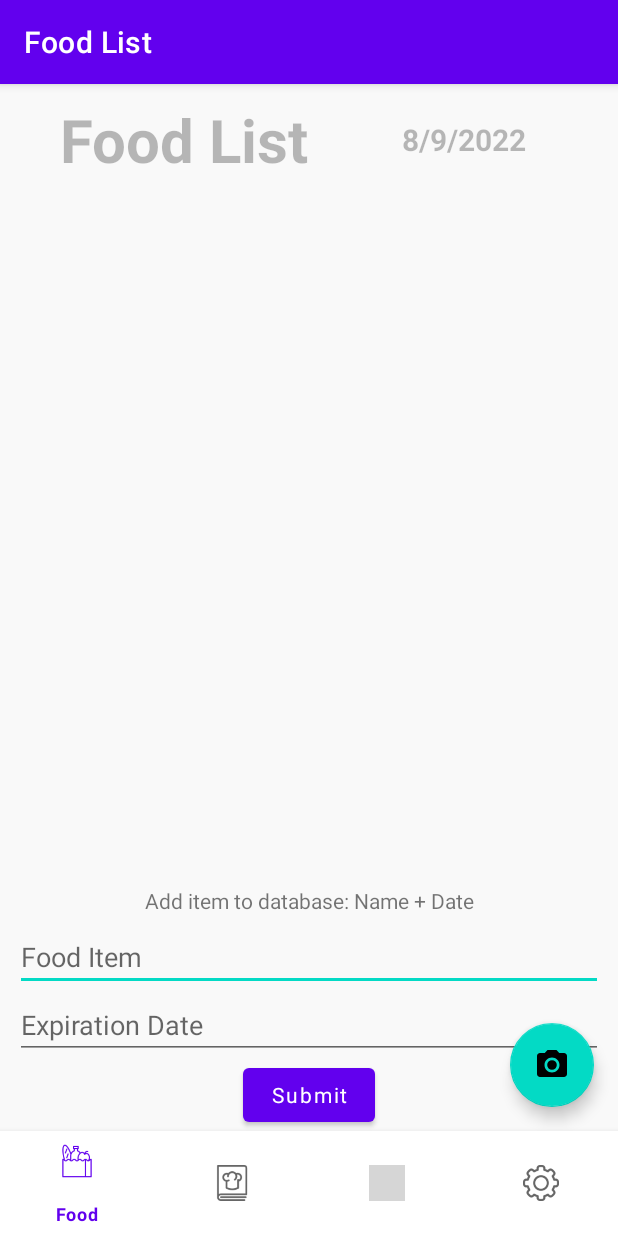
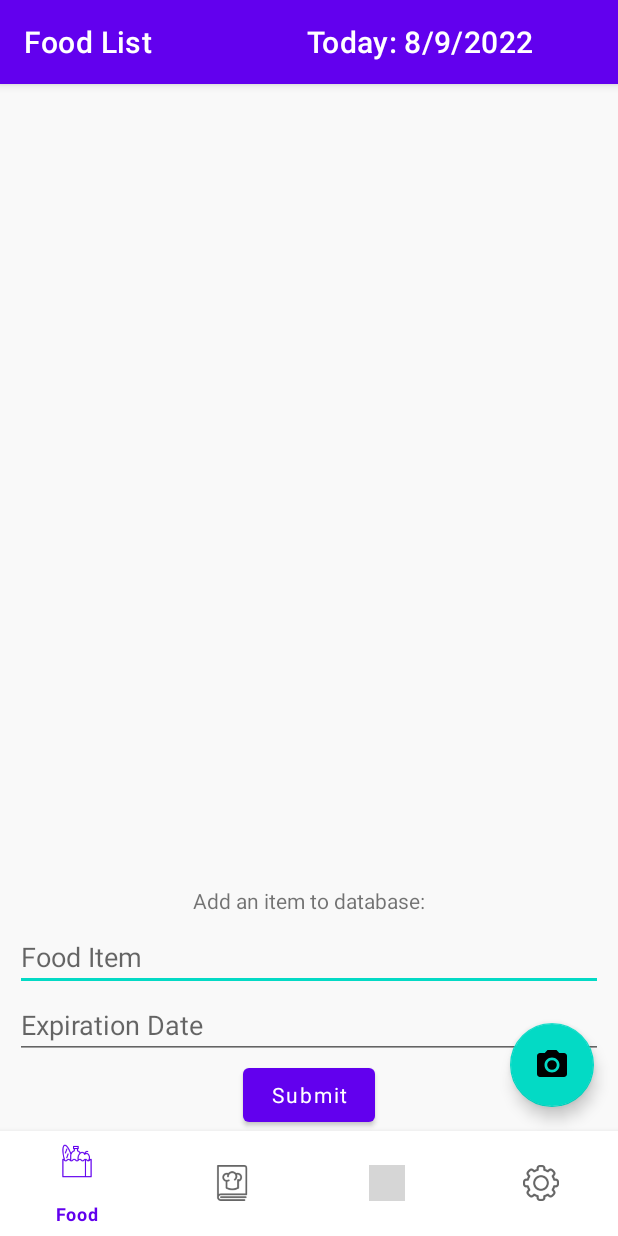
Before and after one commit to AndreiDanRata/FoodSaver, an Android app: the screen it shows after launch (MainActivity), on a phone screen of 412 x 824 dp. Run offline under Robolectric (Android 15) with nearby library versions, the phone set to English and light mode, and no system bars; our stand-ins replace Firebase (no records; nobody signed in at launch, a user with empty details on screens opened directly), navigation-ui; Roboto replaces fonts that are not available here; 1 statement that could not run was skipped; grey boxes are pictures that could not be loaded.

Commit message:
Added Swipe to refresh functionality to food list and to recipes list
Solved bug barcode scanner not loading new scanned items

Food Items are ordered based on their expiration date in foodList

changed layout for food list+ added date on the support bar

App does not crashed when there are no items in the food list and when click on recipes fragment
added textview when your food list is empty(in recipesFragment)

Scanning codes makes beep and shows a toast with a barcode

```diff
--- a/app/src/main/java/com/example/finalyearproject/MainActivity.kt
+++ b/app/src/main/java/com/example/finalyearproject/MainActivity.kt
@@ -1,11 +1,15 @@
 package com.example.finalyearproject
 
 import android.content.Context
+import android.icu.text.SimpleDateFormat
 import android.os.Bundle
+import android.util.AttributeSet
 import android.util.Log
 import android.view.MotionEvent
+import android.view.View
 import android.view.inputmethod.InputMethodManager
 import androidx.appcompat.app.AppCompatActivity
+import androidx.appcompat.widget.Toolbar
 import androidx.navigation.NavController
 import androidx.navigation.findNavController
 import androidx.navigation.ui.AppBarConfiguration
@@ -19,6 +23,7 @@ import com.google.firebase.database.DatabaseReference
 import com.google.firebase.database.ktx.database
 import com.google.firebase.ktx.Firebase
 import kotlinx.android.synthetic.main.activity_main.*
+import java.util.*
 
 class MainActivity : AppCompatActivity() {
 
@@ -27,7 +32,6 @@ class MainActivity : AppCompatActivity() {
     override fun onCreate(savedInstanceState: Bundle?) {
         super.onCreate(savedInstanceState)
         setContentView(R.layout.activity_main)
-
 
 
         val bottomNavigationView = findViewById<BottomNavigationView>(R.id.bottomNavigationView)
--- a/app/src/main/java/com/example/finalyearproject/ui/foodlist/FoodListFragment.kt
+++ b/app/src/main/java/com/example/finalyearproject/ui/foodlist/FoodListFragment.kt
@@ -4,7 +4,6 @@ package com.example.finalyearproject.ui.foodlist
 import android.annotation.SuppressLint
 import android.app.DatePickerDialog
 import android.content.Intent
-import android.icu.text.DateFormat
 import android.icu.text.SimpleDateFormat
 import android.os.Build
 import android.os.Bundle
@@ -15,11 +14,12 @@ import android.view.View
 import android.view.ViewGroup
 import android.widget.*
 import androidx.annotation.RequiresApi
+import androidx.appcompat.app.AppCompatActivity
+import androidx.appcompat.widget.Toolbar
 import androidx.core.widget.doAfterTextChanged
 import androidx.fragment.app.Fragment
 import androidx.recyclerview.widget.LinearLayoutManager
 import androidx.swiperefreshlayout.widget.SwipeRefreshLayout
-import androidx.swiperefreshlayout.widget.SwipeRefreshLayout.OnRefreshListener
 import com.example.finalyearproject.R
 import com.example.finalyearproject.adapters.FoodListRecyclerAdapter
 import com.example.finalyearproject.barcodescanner.BarcodeScannerActivity
@@ -43,7 +43,8 @@ import java.util.*
 class FoodListFragment : Fragment() {
     lateinit var swipeRefreshLayout: SwipeRefreshLayout
 
-    private var database: DatabaseReference = Firebase.database("https://finalyearproject-3d868-default-rtdb.europe-west1.firebasedatabase.app").reference
+    private var database: DatabaseReference =
+        Firebase.database("https://finalyearproject-3d868-default-rtdb.europe-west1.firebasedatabase.app").reference
     private var userFirebaseUID: String = FirebaseAuth.getInstance().currentUser!!.uid
 
     private lateinit var mView: View
@@ -51,8 +52,15 @@ class FoodListFragment : Fragment() {
     private var foodList: MutableList<FoodItemModel> = ArrayList<FoodItemModel>()
     private var mAdapter = FoodListRecyclerAdapter(foodList, database, this, userFirebaseUID)
 
-    override fun onCreate(savedInstanceState: Bundle?) {
-        super.onCreate(savedInstanceState)
+    override fun onStart() {
+        super.onStart()
+
+
+        val sdf = SimpleDateFormat("d/M/yyyy")
+        val currentDateandTime = sdf.format(Date())
+
+        (activity as AppCompatActivity).supportActionBar?.title =
+            "Food List                     Today: $currentDateandTime"
 
     }
 
@@ -61,9 +69,7 @@ class FoodListFragment : Fragment() {
         inflater: LayoutInflater, container: ViewGroup?,
         savedInstanceState: Bundle?
     ): View {
-
         // Inflate the layout for this fragment
-
         mView = inflater.inflate(R.layout.fragment_food_list, container, false)
 
 
@@ -73,7 +79,7 @@ class FoodListFragment : Fragment() {
         val btn: Button = mView.findViewById(R.id.Dtb_Button)
 
         edit_date.showSoftInputOnFocus = false
-        edit_date.setOnClickListener{
+        edit_date.setOnClickListener {
 
             val c = Calendar.getInstance()
 
@@ -105,14 +111,29 @@ class FoodListFragment : Fragment() {
             val foodItemExpirationDate = edit_date.text.toString()
 
             if (foodItemName == "") {
-                Toast.makeText(this.context, "Failed...Check again your item name", Toast.LENGTH_LONG).show()
+                Toast.makeText(
+                    this.context,
+                    "Failed...Check again your item name",
+                    Toast.LENGTH_LONG
+                ).show()
             } else {
                 if (foodItemExpirationDate == "") {
-                    Toast.makeText(this.context, "Failed...Pick an expiration date", Toast.LENGTH_LONG).show()
-                }  else {
+                    Toast.makeText(
+                        this.context,
+                        "Failed...Pick an expiration date",
+                        Toast.LENGTH_LONG
+                    ).show()
+                } else {
 
                     Utils.addFoodItem(foodItemName, foodItemExpirationDate)
-                    mAdapter.addItem(FoodItemModel(foodItemName,foodItemExpirationDate,"0",false))
+                    mAdapter.addItem(
+                        FoodItemModel(
+                            foodItemName,
+                            foodItemExpirationDate,
+                            "0",
+                            false
+                        )
+                    )
                     Toast.makeText(this.context, "Added to Database", Toast.LENGTH_LONG).show()
                 }
             }
@@ -124,7 +145,7 @@ class FoodListFragment : Fragment() {
         //Refresh recyclerView
         swipeRefreshLayout = mView.findViewById(R.id.swipeRefreshLayout)
 
-        swipeRefreshLayout.setOnRefreshListener{
+        swipeRefreshLayout.setOnRefreshListener {
 
 
             Handler().postDelayed(Runnable {
@@ -141,12 +162,10 @@ class FoodListFragment : Fragment() {
         readDatabase()
         addBottomSheet()
         changeToDonations()
-        setDate()
 
 
         return mView
     }
-
 
     private fun setupRecyclerView() {
         mView.food_recyclerview.layoutManager = LinearLayoutManager(activity)
@@ -172,14 +191,15 @@ class FoodListFragment : Fragment() {
                 val key = el.child("key").value.toString()
                 val donation = el.child("toDonate").value.toString().toBoolean()
 
-                foodList.add(FoodItemModel(name, expirationDate, key,donation))
+                foodList.add(FoodItemModel(name, expirationDate, key, donation))
                 //Log.d("ITEM LIST", "$expirationDate $name $key")
             }
 
             //SORT the food items list by the expiration date
             val dateTimeFormatter: DateTimeFormatter = DateTimeFormatter.ofPattern("d/M/yyyy")
             foodList.sortBy { foodItemModel ->
-                LocalDate.parse(foodItemModel.itemExpirationDate, dateTimeFormatter) }
+                LocalDate.parse(foodItemModel.itemExpirationDate, dateTimeFormatter)
+            }
 
             setupRecyclerView()
 
@@ -189,19 +209,9 @@ class FoodListFragment : Fragment() {
 
     }
 
-
-    @SuppressLint("SimpleDateFormat")
-    private fun setDate() {
-        val dateTextView: TextView = mView.findViewById(R.id.displayDate_textView)
-        val sdf = SimpleDateFormat("d/M/yyyy")
-        val currentDateandTime = sdf.format(Date())
-        dateTextView.text = currentDateandTime
-    }
-
     private fun addBottomSheet() {
 
-        mAdapter.onItemClick = {
-                foodItemModel, position ->
+        mAdapter.onItemClick = { foodItemModel, position ->
 
 
             val key = foodItemModel.key
@@ -219,20 +229,21 @@ class FoodListFragment : Fragment() {
             nameEdit.doAfterTextChanged {
                 itemName = nameEdit.text.toString()
                 database
-                    .child("foodItems").child(userFirebaseUID).child(key).child("itemName").setValue(itemName)
+                    .child("foodItems").child(userFirebaseUID).child(key).child("itemName")
+                    .setValue(itemName)
                 //UPDATE RECYCLER VIEW ON ITEM CHANGE
-                mAdapter.updateItem(position,FoodItemModel(itemName, expiration, key,toDonate))
+                mAdapter.updateItem(position, FoodItemModel(itemName, expiration, key, toDonate))
             }
 
             //dialog.dismiss()    //for closing the bottomsheet
-
 
 
             //CALENDAR
             val datepicker = view.findViewById<DatePicker>(R.id.datePicker1)
             val cal = Calendar.getInstance()
             val sdf = SimpleDateFormat("dd/MM/yyyy", Locale.ENGLISH)
-            cal.time = sdf.parse(foodItemModel.itemExpirationDate)      //works with this format: "14/08/2011"
+            cal.time =
+                sdf.parse(foodItemModel.itemExpirationDate)      //works with this format: "14/08/2011"
 
             datepicker.init(
                 cal.get(Calendar.YEAR), cal.get(Calendar.MONTH),
@@ -240,14 +251,14 @@ class FoodListFragment : Fragment() {
             )
             { _, year, month, day ->            //this adds code for when you select a date
                 //SAVE TO DATABASE
-                val month = month +1
+                val month = month + 1
                 expiration = "$day/$month/$year"
                 database
                     .child("foodItems").child(userFirebaseUID).child(key)
                     .child("itemExpirationDate").setValue(expiration)
 
                 //UPDATE RECYCLER VIEW ON ITEM CHANGE
-                mAdapter.updateItem(position,FoodItemModel(itemName, expiration, key, toDonate))
+                mAdapter.updateItem(position, FoodItemModel(itemName, expiration, key, toDonate))
             }
 
 
@@ -258,7 +269,8 @@ class FoodListFragment : Fragment() {
 
         }
     }
-    private fun changeToDonations(){
+
+    private fun changeToDonations() {
         mAdapter.onItemLongClick = { foodItemModel, position ->
 
             val key = foodItemModel.key
@@ -266,14 +278,14 @@ class FoodListFragment : Fragment() {
             var expiration = foodItemModel.itemExpirationDate
             var toDonate = foodItemModel.toDonate
 
-            if(!toDonate) {
+            if (!toDonate) {
 
                 toDonate = true
 
                 database
                     .child("foodItems").child(userFirebaseUID).child(key)
                     .child("toDonate").setValue(toDonate)
-                mAdapter.updateItem(position,FoodItemModel(itemName, expiration, key, toDonate))
+                mAdapter.updateItem(position, FoodItemModel(itemName, expiration, key, toDonate))
             } else {
 
                 toDonate = false
@@ -281,7 +293,7 @@ class FoodListFragment : Fragment() {
                 database
                     .child("foodItems").child(userFirebaseUID).child(key)
                     .child("toDonate").setValue(toDonate)
-                mAdapter.updateItem(position,FoodItemModel(itemName, expiration, key, toDonate))
+                mAdapter.updateItem(position, FoodItemModel(itemName, expiration, key, toDonate))
             }
 
         }
--- a/app/src/main/java/com/example/finalyearproject/ui/recipes/RecipesFragment.kt
+++ b/app/src/main/java/com/example/finalyearproject/ui/recipes/RecipesFragment.kt
@@ -4,18 +4,17 @@ import android.content.Intent
 import android.os.Build
 import android.os.Bundle
 import android.util.Log
-import androidx.fragment.app.Fragment
 import android.view.LayoutInflater
 import android.view.View
 import android.view.ViewGroup
+import android.widget.TextView
 import androidx.annotation.RequiresApi
+import androidx.fragment.app.Fragment
 import androidx.recyclerview.widget.LinearLayoutManager
-import com.example.finalyearproject.MainActivity
 import com.example.finalyearproject.R
 import com.example.finalyearproject.adapters.RecipesRecyclerAdapter
-import com.example.finalyearproject.barcodescanner.BarcodeScannerActivity
+import com.example.finalyearproject.models.FoodItemModel
 import com.example.finalyearproject.models.RecipeModel
-import com.example.finalyearproject.models.FoodItemModel
 import com.example.finalyearproject.ui.instructions.InstructionsActivity
 import com.example.finalyearproject.util.Constants
 import com.google.firebase.auth.FirebaseAuth
@@ -33,28 +32,29 @@ import java.time.format.DateTimeFormatter
 import java.util.*
 import java.util.function.Predicate
 import javax.net.ssl.HttpsURLConnection
-import kotlin.collections.ArrayList
-import kotlin.random.Random.Default.nextInt
 
 
 class RecipesFragment : Fragment() {
 
-    private var database: DatabaseReference = Firebase.database("https://finalyearproject-3d868-default-rtdb.europe-west1.firebasedatabase.app").reference
+    private var database: DatabaseReference =
+        Firebase.database("https://finalyearproject-3d868-default-rtdb.europe-west1.firebasedatabase.app").reference
     private var userFirebaseUID: String = FirebaseAuth.getInstance().currentUser!!.uid
     private var foodList: MutableList<FoodItemModel> = ArrayList<FoodItemModel>()
 
     private var recipeList: MutableList<RecipeModel> = ArrayList<RecipeModel>()
-    private var recipeIds:  MutableList<Int> = ArrayList<Int>()
+    private var recipeIds: MutableList<Int> = ArrayList<Int>()
 
     private lateinit var mView: View
     private val mmAdapter by lazy { RecipesRecyclerAdapter(recipeList) } //add here the recipe list
 
 
     @RequiresApi(Build.VERSION_CODES.O)
-    override fun onCreateView(inflater: LayoutInflater, container: ViewGroup?,
-                              savedInstanceState: Bundle?): View? {
+    override fun onCreateView(
+        inflater: LayoutInflater, container: ViewGroup?,
+        savedInstanceState: Bundle?
+    ): View? {
         // Inflate the layout for this fragment
-        mView = inflater.inflate(R.layout.fragment_recipes,container,false)
+        mView = inflater.inflate(R.layout.fragment_recipes, container, false)
 
         readDatabase()
 
@@ -69,25 +69,29 @@ class RecipesFragment : Fragment() {
     private fun getRecipes(numRecipes: Int) {
 
         var counter = 0
-        var ingredients : String = ""
+        var ingredients: String = ""
 
-       loop@ for(item in foodList) {
+        loop@ for (item in foodList) {
 
-           if( counter > 5 || counter > foodList.size) break@loop
+            if (counter > 5 || counter > foodList.size) break@loop
 
-           ingredients += item.itemName.replace(" ","")  + ",+"
-           counter ++
+            ingredients += item.itemName.replace(" ", "") + ",+"
+            counter++
         }
 
         ingredients = ingredients.dropLast(2)
 
-        var urlIngredients= Constants.SEARCH_BY_INGREDIENTS_BASE_URL + ingredients + "&number="+numRecipes+"&ranking=1&ignorePantry=true"
+        var urlIngredients =
+            Constants.SEARCH_BY_INGREDIENTS_BASE_URL + ingredients + "&number=" + numRecipes + "&ranking=1&ignorePantry=true"
         //Log.d("API_RESPONSE_GET_RECIPES", urlIngredients)
 
         fetchAPIData(urlIngredients).start()
         Thread.sleep(7000) //TODO LOAD DATA WHEN STARTING THE APP https://stackoverflow.com/questions/71635342/recyclerview-loading-data-from-web-api-how-to-prevent-that-the-recyclerview-is
 
-        Log.d("API_RESPONSE_GET_RECIPES_DATA_RECYCLERVIEW",recipeList.first().title+"xxxxxxx"+recipeList.size)
+        Log.d(
+            "API_RESPONSE_GET_RECIPES_DATA_RECYCLERVIEW",
+            recipeList.first().title + "xxxxxxx" + recipeList.size
+        )
         setupRecyclerView()
     }
 
@@ -104,16 +108,17 @@ class RecipesFragment : Fragment() {
         return Thread {
 
             try {
-                val url =URL(urlString)
+                val url = URL(urlString)
                 val connection = url.openConnection() as HttpsURLConnection
                 Log.d("API_RESPONSE_GET_RECIPES_CONNECTION_RESPONSE_CODE", connection.responseCode.toString())
                 if (connection.responseCode == 200) {
                     val inputSystem = connection.inputStream
                     val inputStreamReader = InputStreamReader(inputSystem, "UTF-8")
                     val typeToken = object : TypeToken<List<RecipeModel>>() {}.type
-                    val recipeModel = Gson().fromJson<List<RecipeModel>>(inputStreamReader, typeToken)
+                    val recipeModel =
+                        Gson().fromJson<List<RecipeModel>>(inputStreamReader, typeToken)
 
-                    for(recipe in recipeModel) {
+                    for (recipe in recipeModel) {
                         recipeIds.add(recipe.id)
                     }
                     inputStreamReader.close()
@@ -126,10 +131,11 @@ class RecipesFragment : Fragment() {
                 val randomElements = recipeIds.asSequence().shuffled().take(5).toList()
 
 
-                for(id in randomElements){
+                for (id in randomElements) {
 
-                    var urlRecipe= Constants.SEARCH_BY_ID_BASE_URL + id + "/information?includeNutrition=false&apiKey=def03f97eb664436ac3a62c793e582a7"
-                    val url2 =URL(urlRecipe)
+                    var urlRecipe =
+                        Constants.SEARCH_BY_ID_BASE_URL + id + "/information?includeNutrition=false&apiKey=def03f97eb664436ac3a62c793e582a7"
+                    val url2 = URL(urlRecipe)
 
                     val connection = url2.openConnection() as HttpsURLConnection
 
@@ -137,7 +143,8 @@ class RecipesFragment : Fragment() {
                         val inputSystem = connection.inputStream
                         val inputStreamReader = InputStreamReader(inputSystem, "UTF-8")
 
-                        var recipeModel = Gson().fromJson(inputStreamReader, RecipeModel::class.java)
+                        var recipeModel =
+                            Gson().fromJson(inputStreamReader, RecipeModel::class.java)
 
                         recipeList.add(recipeModel) //TO PARSE HTML TEXT Jsoup.parse(recipeApiRequest.summary).text()
                         //Log.d("API_RESPONSE_GET_RECIPES",   Jsoup.parse(recipeApiRequest.summary).text())
@@ -153,7 +160,10 @@ class RecipesFragment : Fragment() {
     }
 
     //removes expired items from our food list
-    fun <FoodItemModel> removeExpiredItems(list: MutableList<FoodItemModel>, predicate: Predicate<FoodItemModel>) {
+    fun <FoodItemModel> removeExpiredItems(
+        list: MutableList<FoodItemModel>,
+        predicate: Predicate<FoodItemModel>
+    ) {
         list.removeIf { x: FoodItemModel -> predicate.test(x) }
     }
 
@@ -166,20 +176,32 @@ class RecipesFragment : Fragment() {
                 val name = el.child("itemName").value.toString()
                 val expirationDate = el.child("itemExpirationDate").value.toString()
 
-                foodList.add(FoodItemModel(name, expirationDate, "",false))
+                foodList.add(FoodItemModel(name, expirationDate, "", false))
             }
 
 
             val dateTimeFormatter: DateTimeFormatter = DateTimeFormatter.ofPattern("d/M/yyyy")
-            val expired = Predicate { item: FoodItemModel -> LocalDate.parse(item.itemExpirationDate, dateTimeFormatter) < LocalDate.now() }
+            val expired = Predicate { item: FoodItemModel ->
+                LocalDate.parse(
+                    item.itemExpirationDate,
+                    dateTimeFormatter
+                ) < LocalDate.now()
+            }
             removeExpiredItems(foodList, expired)
 
             //SORT the food items list by the expiration date
             foodList.sortBy { foodItemModel ->
-                LocalDate.parse(foodItemModel.itemExpirationDate, dateTimeFormatter) }
+                LocalDate.parse(foodItemModel.itemExpirationDate, dateTimeFormatter)
+            }
 
-
-            getRecipes(25)
+            val emptyTextView: TextView = mView.findViewById(R.id.empty_textView)
+            if(foodList.isNotEmpty()) {
+                emptyTextView.visibility = View.INVISIBLE
+                getRecipes(25)
+            }
+            else {
+                emptyTextView.visibility = View.VISIBLE
+            }
 
         }.addOnFailureListener {
             Log.e("firebase", "Error getting data", it)
@@ -192,17 +214,16 @@ class RecipesFragment : Fragment() {
         mView.recipes_recyclerview.hasFixedSize()
 
 
-
     }
 
-    private fun redirectToInstructions(){
+    private fun redirectToInstructions() {
         mmAdapter.onItemClick = { currentRecipe ->
             val url = currentRecipe.sourceUrl
 
             var bundle = Bundle()
             bundle.putString("url", url)
 
-            val intent =  Intent(activity, InstructionsActivity::class.java)
+            val intent = Intent(activity, InstructionsActivity::class.java)
 
             intent.putExtras(bundle)
 
--- a/app/src/main/java/com/example/finalyearproject/util/Utils.kt
+++ b/app/src/main/java/com/example/finalyearproject/util/Utils.kt
@@ -25,11 +25,12 @@ object Utils {
     fun fetchAPIData(barcode: String, context: Context): Thread {
         return Thread {
             val itemExpirationDate =
-                SimpleDateFormat("d/m/yyyy").format(Date())  //TODO ADD ITEMEXPIRATION DATE INSTEAD OF CURRENT DAY
+                SimpleDateFormat("d/M/yyyy").format(Date())  //TODO ADD ITEMEXPIRATION DATE INSTEAD OF CURRENT DAY
 
             try {
                 val url =
                     URL(Constants.BARCODE_BASE_URL + barcode + "?apikey=" + Constants.BARCODE_API_KEY)
+                //Log.d("FOODLIST_URL", url.toString())
                 val connection = url.openConnection() as HttpsURLConnection
                 //Log.d("FOODLIST_CONNECTION_RESPONSE_CODE", connection.responseCode.toString())
                 if (connection.responseCode == 200) {
--- a/app/src/main/res/layout/fragment_food_list.xml
+++ b/app/src/main/res/layout/fragment_food_list.xml
@@ -8,41 +8,12 @@
     tools:context=".ui.foodlist.FoodListFragment">
 
     <TextView
-        android:id="@+id/title_textView"
-        android:layout_width="wrap_content"
-        android:layout_height="wrap_content"
-        android:layout_marginLeft="40dp"
-        android:layout_marginTop="10dp"
-        android:alpha="0.5"
-        android:text="Food List"
-        android:textSize="40sp"
-        android:textStyle="bold"
-        app:layout_constraintHorizontal_bias="0.5"
-        app:layout_constraintStart_toStartOf="parent"
-        app:layout_constraintTop_toTopOf="parent" />
-
-
-    <TextView
-        android:id="@+id/displayDate_textView"
-        android:layout_width="wrap_content"
-        android:layout_height="wrap_content"
-        android:alpha="0.5"
-        android:text=""
-        android:textSize="20sp"
-        android:textStyle="bold"
-        app:layout_constraintBottom_toBottomOf="@id/title_textView"
-        app:layout_constraintEnd_toEndOf="parent"
-        app:layout_constraintStart_toEndOf="@id/title_textView"
-        app:layout_constraintTop_toTopOf="@id/title_textView" />
-
-
-    <TextView
         android:id="@+id/infodatabase_textView"
         android:layout_width="wrap_content"
         android:layout_height="wrap_content"
         android:layout_marginTop="10dp"
         android:layout_marginBottom="5dp"
-        android:text="Add item to database: Name + Date"
+        android:text="Add an item to database:"
         app:layout_constraintBottom_toTopOf="@+id/FoodItem_EditText"
         app:layout_constraintEnd_toEndOf="parent"
         app:layout_constraintStart_toStartOf="parent" />
@@ -93,10 +64,10 @@
         android:id="@+id/swipeRefreshLayout"
         android:layout_width="match_parent"
         android:layout_height="0dp"
+        app:layout_constraintBottom_toTopOf="@+id/infodatabase_textView"
         app:layout_constraintEnd_toEndOf="parent"
         app:layout_constraintStart_toStartOf="parent"
-        app:layout_constraintBottom_toTopOf="@+id/infodatabase_textView"
-        app:layout_constraintTop_toBottomOf="@+id/title_textView">
+        app:layout_constraintTop_toTopOf="parent">
         <androidx.recyclerview.widget.RecyclerView
             android:id="@+id/food_recyclerview"
             android:layout_width="match_parent"
--- a/app/src/main/res/layout/fragment_recipes.xml
+++ b/app/src/main/res/layout/fragment_recipes.xml
@@ -6,7 +6,20 @@
     android:layout_height="match_parent"
     android:background="@color/lightGray"
     tools:context="ui.recipes.RecipesFragment">
-<!--    alt c, then alt b for comments-->
+
+
+    <TextView
+        android:id="@+id/empty_textView"
+        android:layout_width="275dp"
+        android:layout_height="wrap_content"
+        android:gravity="center"
+        android:text="Your food list is empty or your items are already expired."
+        android:textSize="20dp"
+        android:visibility="invisible"
+        app:layout_constraintBottom_toBottomOf="parent"
+        app:layout_constraintEnd_toEndOf="parent"
+        app:layout_constraintStart_toStartOf="parent"
+        app:layout_constraintTop_toTopOf="parent" />
 
     <androidx.recyclerview.widget.RecyclerView
         android:id="@+id/recipes_recyclerview"
```
